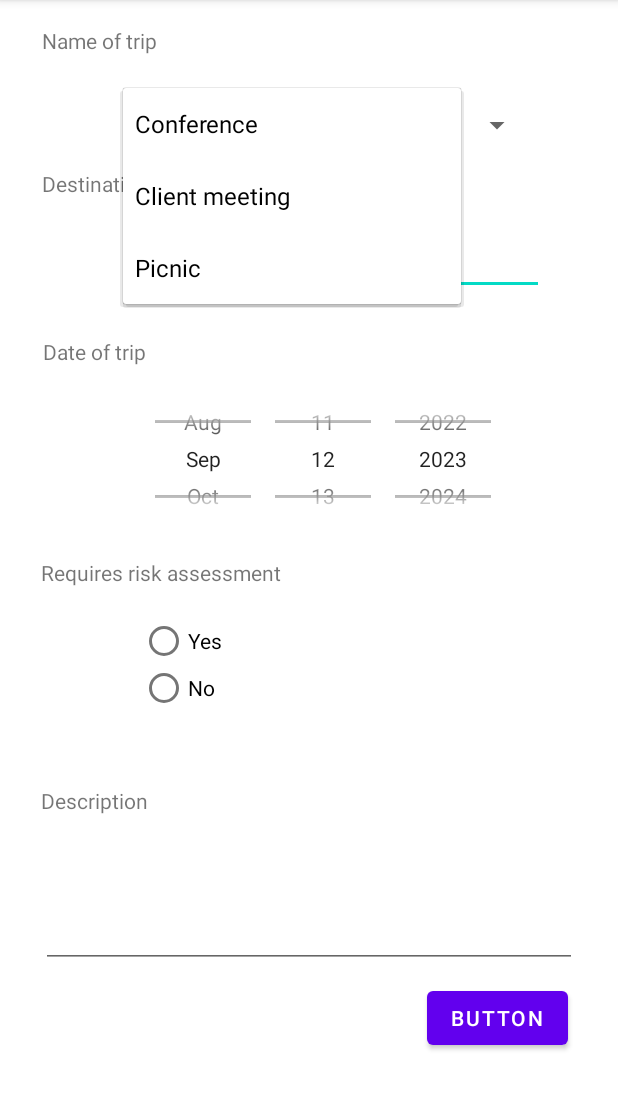
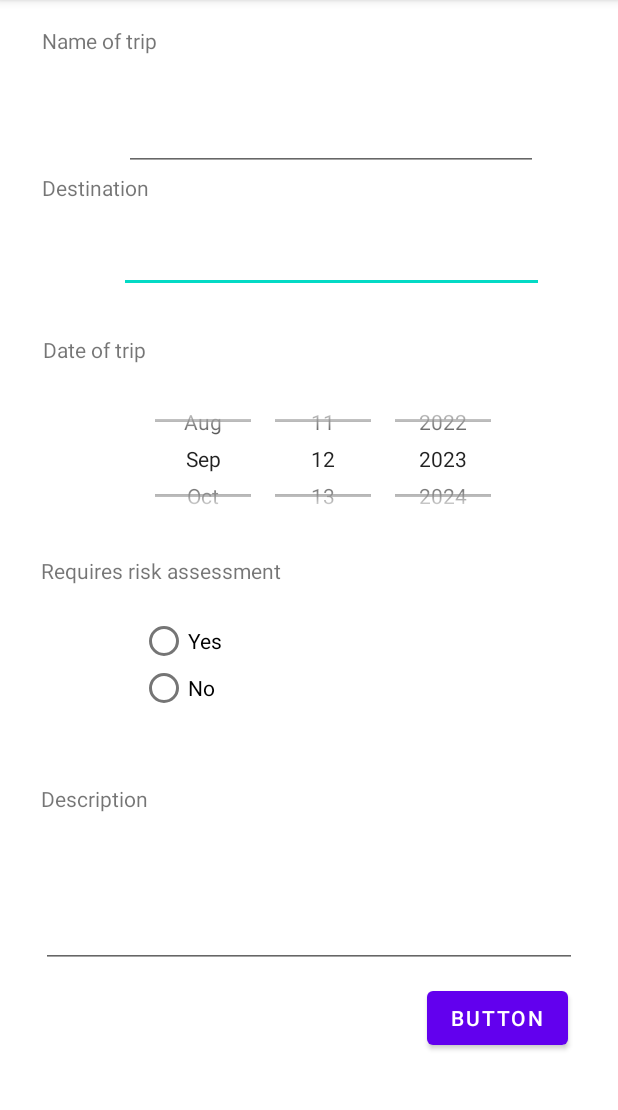
Before and after one commit to taittgcs200379/Android-Project, an Android app: the screen it shows after launch (MainActivity), after a tap on "BUTTON", on a phone screen of 412 x 824 dp, the part 84-1194 px from its top. Run offline under Robolectric (Android 15) with nearby library versions, the phone set to English and light mode, and no system bars.

Commit message:
date picker update

```diff
--- a/app/src/main/java/com/example/m_expense/MainActivity.java
+++ b/app/src/main/java/com/example/m_expense/MainActivity.java
@@ -3,6 +3,7 @@ package com.example.m_expense;
 import androidx.appcompat.app.AppCompatActivity;
 
 import android.os.Bundle;
+import android.text.TextUtils;
 import android.view.View;
 import android.widget.ArrayAdapter;
 import android.widget.DatePicker;
@@ -24,10 +25,7 @@ public class MainActivity extends AppCompatActivity {
     protected void onCreate(Bundle savedInstanceState) {
         super.onCreate(savedInstanceState);
         setContentView(R.layout.activity_main);
-        Spinner sp=(Spinner)findViewById(R.id.spinner);
-        ArrayAdapter<String> dataAdapter = new ArrayAdapter<String>(this, android.R.layout.simple_spinner_item, trips);
-        dataAdapter.setDropDownViewResource(android.R.layout.simple_spinner_dropdown_item);
-        sp.setAdapter(dataAdapter);
+
 
         datePicker=(DatePicker) findViewById(R.id.datePicker);
         Calendar c= Calendar.getInstance();
@@ -40,36 +38,35 @@ public class MainActivity extends AppCompatActivity {
                 int day =datePicker.getDayOfMonth();
                 int month= datePicker.getMonth();
                 int year = datePicker.getYear();
-                Toast.makeText(getApplicationContext(), day+"/"+(month+1)+"/"+year, Toast.LENGTH_LONG).show();
+                //Toast.makeText(getApplicationContext(), day+"/"+(month+1)+"/"+year, Toast.LENGTH_LONG).show();
             }
         });
     }
     public void handleButtonClick(View v){
-        Spinner spinner =(Spinner)findViewById(R.id.spinner);
+        EditText editText2= (EditText)findViewById(R.id.TripName);
 
-        DatePicker dp = (DatePicker)findViewById(R.id.datePicker);
-
-        EditText editText=(EditText)findViewById(R.id.editTextText);
-        RadioGroup rg=(RadioGroup) findViewById(R.id.radioGroup2);
-        if(!spinner.performClick()){
+        if(TextUtils.isEmpty(editText2.getText().toString())){
             Toast t= Toast.makeText(this, "you must choose name of trip", Toast.LENGTH_SHORT);
             t.show();
             return;
         }
+        EditText editText=(EditText)findViewById(R.id.editTextText);
+        if(TextUtils.isEmpty(editText.getText().toString())){
+            Toast t= Toast.makeText(this, "you must choose destination", Toast.LENGTH_SHORT);
+            t.show();
+            return;
+        }
 
+        DatePicker dp = (DatePicker)findViewById(R.id.datePicker);
         if(!dp.isScrollContainer()){
             Toast t= Toast.makeText(this, "you must choose date", Toast.LENGTH_SHORT);
             t.show();
             return;
         }
 
-        if(editText.getFreezesText()){
-            Toast t= Toast.makeText(this, "you must fill location", Toast.LENGTH_SHORT);
-            t.show();
-            return;
-        }
 
-        if(!rg.callOnClick()){
+        RadioGroup rg=(RadioGroup) findViewById(R.id.radioGroup2);
+        if(rg.getCheckedRadioButtonId()==-1){
             Toast t= Toast.makeText(this, "you must choose your option", Toast.LENGTH_SHORT);
             t.show();
             return;
--- a/app/src/main/res/layout/activity_main.xml
+++ b/app/src/main/res/layout/activity_main.xml
@@ -12,9 +12,9 @@
         android:layout_height="wrap_content"
         android:layout_marginStart="28dp"
         android:layout_marginTop="17dp"
-        android:layout_marginBottom="22dp"
+        android:layout_marginBottom="21dp"
         android:text="@string/name_of_trip"
-        app:layout_constraintBottom_toTopOf="@+id/spinner"
+        app:layout_constraintBottom_toTopOf="@+id/TripName"
         app:layout_constraintStart_toStartOf="parent"
         app:layout_constraintTop_toTopOf="parent" />
 
@@ -27,14 +27,14 @@
         android:text="@string/destination"
         app:layout_constraintBottom_toTopOf="@+id/editTextText"
         app:layout_constraintStart_toStartOf="parent"
-        app:layout_constraintTop_toBottomOf="@+id/spinner" />
+        app:layout_constraintTop_toBottomOf="@+id/TripName" />
 
     <TextView
         android:id="@+id/textView9"
         android:layout_width="wrap_content"
         android:layout_height="wrap_content"
         android:layout_marginStart="27dp"
-        android:layout_marginBottom="20dp"
+        android:layout_marginBottom="21dp"
         android:text="@string/risk_assessment"
         app:layout_constraintBottom_toTopOf="@+id/radioGroup2"
         app:layout_constraintStart_toStartOf="parent"
@@ -44,7 +44,7 @@
         android:id="@+id/radioGroup2"
         android:layout_width="225dp"
         android:layout_height="0dp"
-        android:layout_marginBottom="7dp"
+        android:layout_marginBottom="6dp"
         app:layout_constraintBottom_toTopOf="@+id/textView2"
         app:layout_constraintEnd_toEndOf="parent"
         app:layout_constraintStart_toStartOf="parent"
@@ -75,33 +75,17 @@
         app:layout_constraintEnd_toEndOf="@+id/editTextTextMultiLine"
         app:layout_constraintTop_toBottomOf="@+id/editTextTextMultiLine" />
 
-    <Spinner
-        android:id="@+id/spinner"
-        android:layout_width="273dp"
-        android:layout_height="50dp"
-        android:layout_marginStart="54dp"
-        android:layout_marginEnd="53dp"
-        android:layout_marginBottom="4dp"
-        android:entries="@array/Trip_array"
-        app:layout_constraintBottom_toTopOf="@+id/textView8"
-        app:layout_constraintEnd_toEndOf="parent"
-        app:layout_constraintHorizontal_bias="0.0"
-        app:layout_constraintStart_toStartOf="@+id/textView8"
-        app:layout_constraintTop_toBottomOf="@+id/textView6" />
-
     <EditText
         android:id="@+id/editTextText"
-        android:layout_width="284dp"
-        android:layout_height="53dp"
-        android:layout_marginStart="14dp"
-        android:layout_marginEnd="14dp"
+        android:layout_width="283dp"
+        android:layout_height="49dp"
+        android:layout_marginStart="16dp"
+        android:layout_marginEnd="16dp"
         android:layout_marginBottom="28dp"
         android:ems="10"
         android:inputType="text"
-        android:text="Name"
         app:layout_constraintBottom_toTopOf="@+id/textView"
-        app:layout_constraintEnd_toEndOf="@+id/datePicker"
-        app:layout_constraintHorizontal_bias="1.0"
+        app:layout_constraintEnd_toEndOf="@+id/button2"
         app:layout_constraintStart_toStartOf="@+id/datePicker"
         app:layout_constraintTop_toBottomOf="@+id/textView8" />
 
@@ -109,7 +93,7 @@
         android:id="@+id/textView"
         android:layout_width="wrap_content"
         android:layout_height="wrap_content"
-        android:layout_marginBottom="9dp"
+        android:layout_marginBottom="10dp"
         android:text="@string/date_of_trip"
         app:layout_constraintBottom_toTopOf="@+id/datePicker"
         app:layout_constraintEnd_toStartOf="@+id/datePicker"
@@ -122,11 +106,12 @@
         android:layout_height="0dp"
         android:layout_marginStart="35dp"
         android:layout_marginEnd="35dp"
-        android:layout_marginBottom="13dp"
+        android:layout_marginBottom="12dp"
         android:calendarViewShown="false"
         android:datePickerMode="spinner"
         app:layout_constraintBottom_toTopOf="@+id/textView9"
         app:layout_constraintEnd_toEndOf="parent"
+        app:layout_constraintHorizontal_bias="1.0"
         app:layout_constraintStart_toStartOf="@+id/textView9"
         app:layout_constraintTop_toBottomOf="@+id/textView" />
 
@@ -135,7 +120,7 @@
         android:layout_width="wrap_content"
         android:layout_height="wrap_content"
         android:layout_marginStart="27dp"
-        android:layout_marginBottom="20dp"
+        android:layout_marginBottom="21dp"
         android:text="@string/note"
         app:layout_constraintBottom_toTopOf="@+id/editTextTextMultiLine"
         app:layout_constraintStart_toStartOf="parent"
@@ -156,4 +141,18 @@
         app:layout_constraintEnd_toEndOf="parent"
         app:layout_constraintStart_toStartOf="parent"
         app:layout_constraintTop_toTopOf="parent" />
+
+    <EditText
+        android:id="@+id/TripName"
+        android:layout_width="276dp"
+        android:layout_height="56dp"
+        android:layout_marginStart="1dp"
+        android:layout_marginEnd="1dp"
+        android:layout_marginBottom="1dp"
+        android:ems="10"
+        android:inputType="text"
+        app:layout_constraintBottom_toTopOf="@+id/textView8"
+        app:layout_constraintEnd_toEndOf="@+id/editTextText"
+        app:layout_constraintStart_toStartOf="@+id/editTextText"
+        app:layout_constraintTop_toBottomOf="@+id/textView6" />
 </androidx.constraintlayout.widget.ConstraintLayout>
--- a/app/src/main/res/values/strings.xml
+++ b/app/src/main/res/values/strings.xml
@@ -1,11 +1,6 @@
 <resources>
     <string name="app_name">M-Expense</string>
     <string name="name_of_trip">Name of trip</string>
-    <string-array name="Trip_array">
-        <item>Conference</item>
-        <item>Client meeting</item>
-        <item>Picnic</item>
-    </string-array>
     <string name="destination">Destination</string>
     <string name="date_of_trip">Date of trip</string>
     <string name="risk_assessment">Requires risk assessment</string>
```
